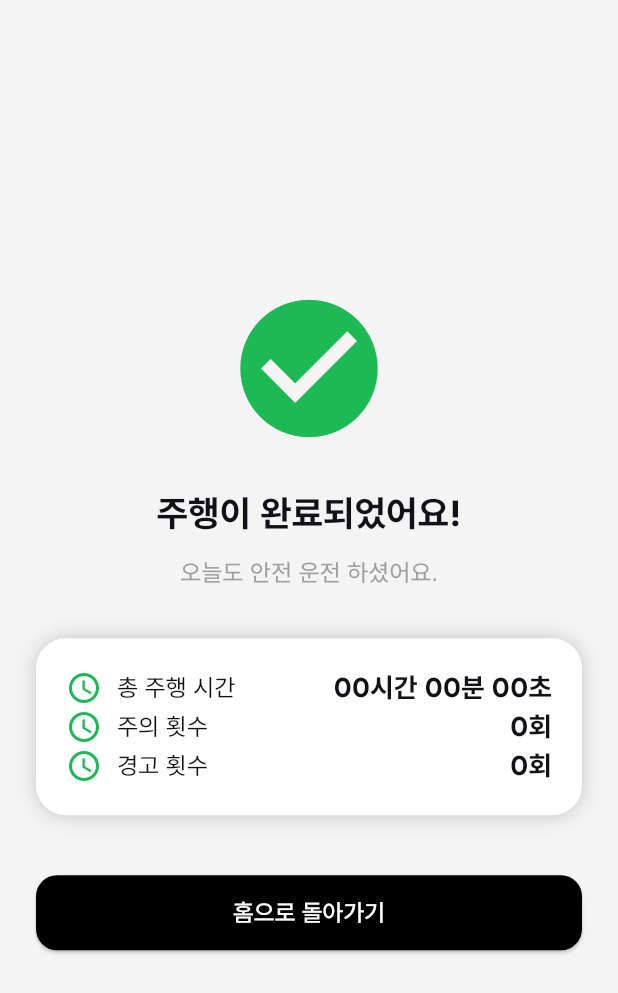
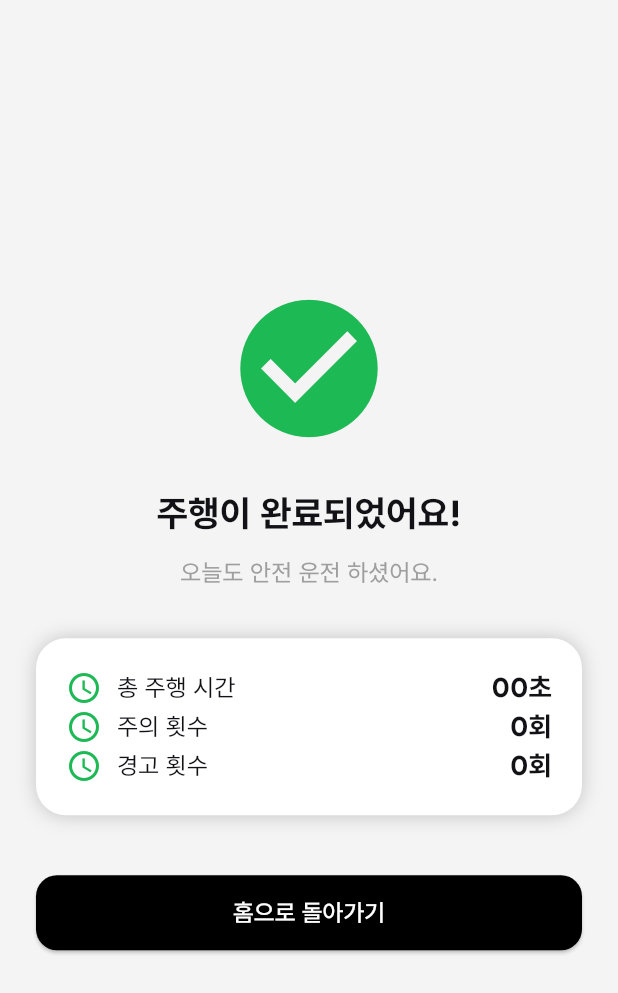
Before and after one commit to yinaa2630/safe-driving, a Flutter app: the DriveCompleteScreen screen opened by its route, on a phone screen of 412 x 824 dp. Shown: the top 993 px of the screen. Run offline on Flutter 3.47's test engine with Material 3 defaults, Android fonts, the phone set to English and light mode, and no system bars; our stand-ins replace audioplayers, camera, fl_chart, flutter_riverpod, flutter_secure_storage, geolocator and 1 more; missing offline and left inert: google_mlkit_face_mesh_detection, kakao_map_sdk, tflite_flutter; accounts and stored records are empty.

Commit message:
fix: 졸음탐지, 운전완료 UI 개선

```diff
--- a/frontend/lib/screens/drowsiness_screen.dart
+++ b/frontend/lib/screens/drowsiness_screen.dart
@@ -374,9 +374,14 @@ class _DrowsinessScreenState extends ConsumerState<DrowsinessScreen> {
           Positioned(
             left: 0,
             right: 0,
-            bottom: 50,
+            bottom: 0,
+            child: SafeArea(
+              top: false,
               child: Container(
-              padding: const EdgeInsets.symmetric(horizontal: 24, vertical: 20),
+                padding: const EdgeInsets.symmetric(
+                  horizontal: 24,
+                  vertical: 20,
+                ),
                 decoration: BoxDecoration(
                   color: Colors.white,
                   borderRadius: const BorderRadius.vertical(
@@ -410,7 +415,10 @@ class _DrowsinessScreenState extends ConsumerState<DrowsinessScreen> {
                       children: [
                         _buildBottomInfo("EAR", _currentEAR.toStringAsFixed(3)),
                         _buildBottomInfo("졸린눈", "$_blinkCount회"), // ✨ 추가
-                      _buildBottomInfo("졸음수치", _drowsyScore.toStringAsFixed(3)),
+                        _buildBottomInfo(
+                          "졸음수치",
+                          _drowsyScore.toStringAsFixed(3),
+                        ),
                         _buildBottomInfo("상태", _isDrowsy ? "주의" : "정상"),
                       ],
                     ),
@@ -464,6 +472,7 @@ class _DrowsinessScreenState extends ConsumerState<DrowsinessScreen> {
                 ),
               ),
             ),
+          ),
         ],
       ),
     );
--- a/frontend/lib/utils/format_seconds.dart
+++ b/frontend/lib/utils/format_seconds.dart
@@ -3,7 +3,20 @@ String formatSeconds(int totalSeconds) {
   final minutes = (totalSeconds % 3600) ~/ 60;
   final seconds = totalSeconds % 60;
 
-  return '${hours.toString().padLeft(2, '0')}시간 '
-      '${minutes.toString().padLeft(2, '0')}분 '
-      '${seconds.toString().padLeft(2, '0')}초';
+  final buffer = StringBuffer();
+
+  if (hours > 0) {
+    buffer.write('${hours.toString().padLeft(2, '0')}시간 ');
+  }
+
+  if (minutes > 0) {
+    buffer.write('${minutes.toString().padLeft(2, '0')}분 ');
+  }
+
+  // 초는 항상 표시 (전체가 0초인 경우 대비)
+  if (seconds > 0 || buffer.isEmpty) {
+    buffer.write('${seconds.toString().padLeft(2, '0')}초');
+  }
+
+  return buffer.toString().trim();
 }
```
Lines whose indentation alone changed are shown as unchanged.
